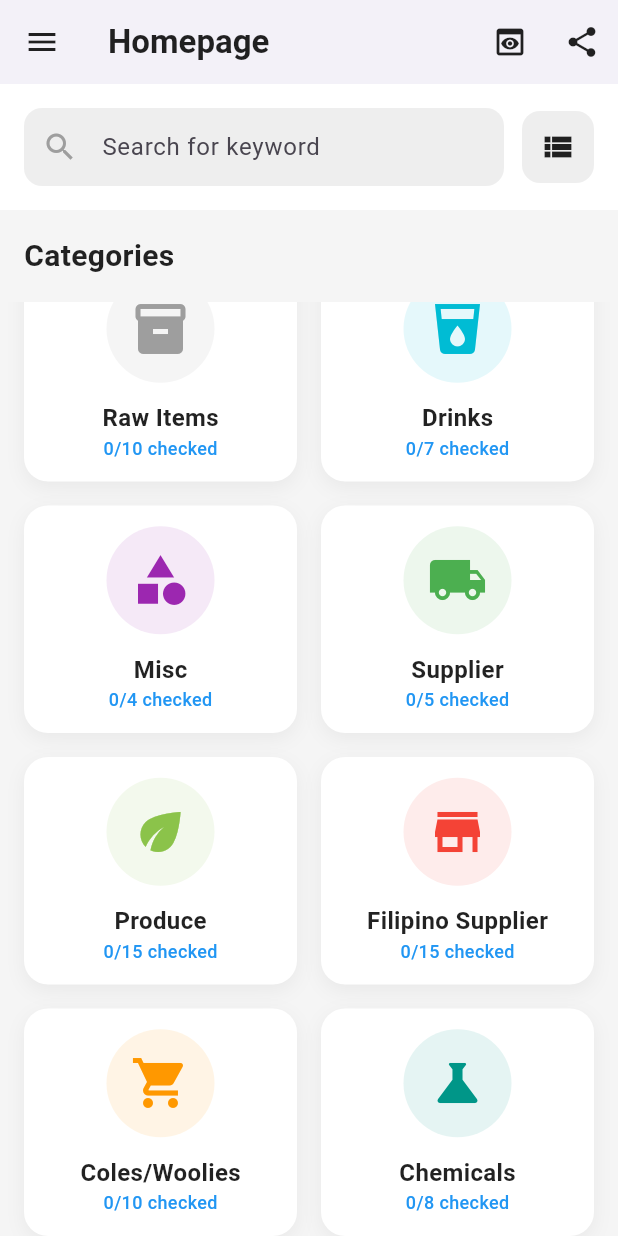
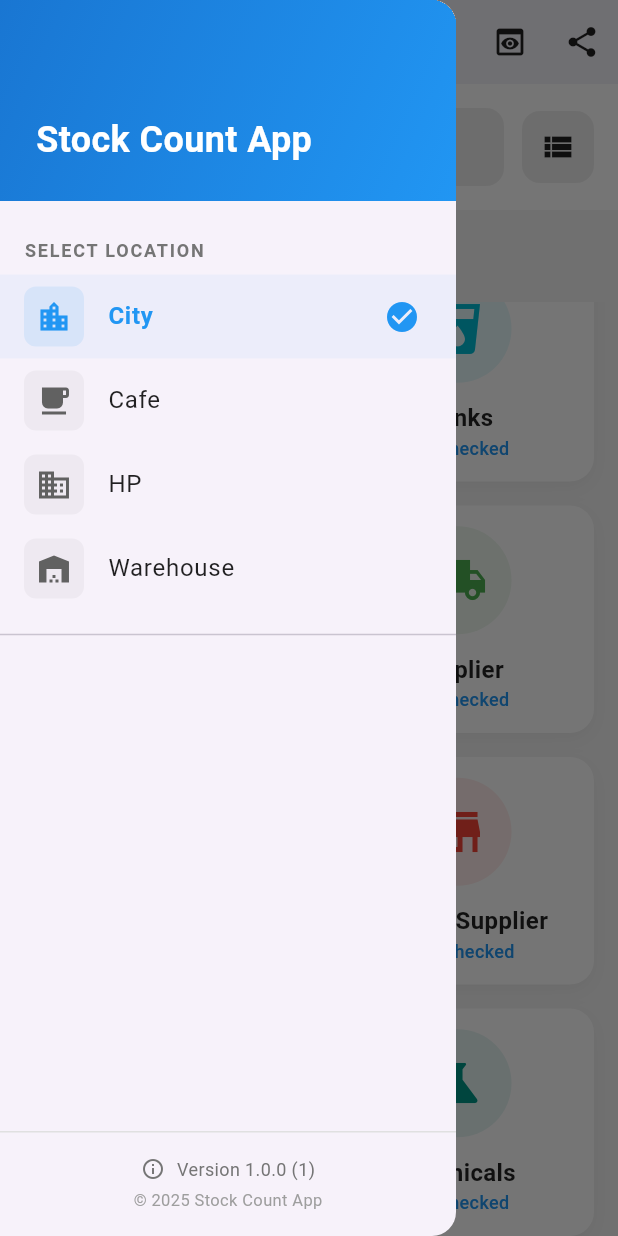
Before and after one commit to Roianme/stock-count-app, a Flutter app: the screen it shows after launch, scrolled down 367 dp, after a tap on the "menu" icon, on a phone screen of 412 x 824 dp. Run offline on Flutter 3.47's test engine with Material 3 defaults, Android fonts, the phone set to English and light mode, and no system bars; our stand-ins replace hive, package_info_plus, share_plus; missing offline and left inert: gal; accounts and stored records are empty.

Commit message:
Add multi-location support with navigation drawer
Introduced a Location enum and related UI for switching between City, Cafe, HP, and Warehouse views. Added separate placeholder views for each location and implemented an AppDrawer widget for navigation, including version info using package_info_plus. Updated HomeViewModel and HomePage to support location-based view switching. Added package_info_plus dependency.

```diff
--- a/stock_count_app/lib/model/item_model.dart
+++ b/stock_count_app/lib/model/item_model.dart
@@ -1,4 +1,5 @@
 import 'package:hive/hive.dart';
+import 'package:flutter/material.dart';
 
 part 'item_model.g.dart';
 
@@ -42,6 +43,36 @@ enum Category {
   colesWoolies,
   @HiveField(11)
   chemicals,
+}
+
+enum Location { city, cafe, hp, warehouse }
+
+extension LocationExtension on Location {
+  String get displayName {
+    switch (this) {
+      case Location.city:
+        return 'City';
+      case Location.cafe:
+        return 'Cafe';
+      case Location.hp:
+        return 'HP';
+      case Location.warehouse:
+        return 'Warehouse';
+    }
+  }
+
+  IconData get icon {
+    switch (this) {
+      case Location.city:
+        return Icons.location_city;
+      case Location.cafe:
+        return Icons.local_cafe;
+      case Location.hp:
+        return Icons.business;
+      case Location.warehouse:
+        return Icons.warehouse;
+    }
+  }
 }
 
 @HiveType(typeId: 2)
--- a/stock_count_app/lib/view/home_view.dart
+++ b/stock_count_app/lib/view/home_view.dart
@@ -6,6 +6,10 @@ import '../viewmodel/home_view_model.dart';
 import '../data/item_repository.dart';
 import 'widgets/export_dialog.dart';
 import 'widgets/preview_image_dialog.dart';
+import 'widgets/app_drawer.dart';
+import 'hp_view.dart';
+import 'cafe_view.dart';
+import 'warehouse_view.dart';
 
 class HomePage extends StatefulWidget {
   const HomePage({super.key, required this.repository});
@@ -19,6 +23,7 @@ class _HomePageState extends State<HomePage> {
   late final HomeViewModel viewModel;
   final TextEditingController _searchController = TextEditingController();
   final ItemRepository repository;
+  final GlobalKey<ScaffoldState> _scaffoldKey = GlobalKey<ScaffoldState>();
 
   _HomePageState(this.repository);
 
@@ -68,10 +73,74 @@ class _HomePageState extends State<HomePage> {
     return AnimatedBuilder(
       animation: viewModel,
       builder: (context, _) {
+        // Render different views based on location
+        if (viewModel.currentLocation == Location.hp) {
+          return WillPopScope(
+            onWillPop: () async => true,
+            child: Scaffold(
+              key: _scaffoldKey,
+              drawer: AppDrawer(
+                currentLocation: viewModel.currentLocation,
+                onLocationChanged: viewModel.setLocation,
+              ),
+              body: HpView(
+                repository: repository,
+                onDrawerToggle: () {
+                  _scaffoldKey.currentState?.openDrawer();
+                },
+              ),
+            ),
+          );
+        }
+
+        if (viewModel.currentLocation == Location.cafe) {
+          return WillPopScope(
+            onWillPop: () async => true,
+            child: Scaffold(
+              key: _scaffoldKey,
+              drawer: AppDrawer(
+                currentLocation: viewModel.currentLocation,
+                onLocationChanged: viewModel.setLocation,
+              ),
+              body: CafeView(
+                repository: repository,
+                onDrawerToggle: () {
+                  _scaffoldKey.currentState?.openDrawer();
+                },
+              ),
+            ),
+          );
+        }
+
+        if (viewModel.currentLocation == Location.warehouse) {
+          return WillPopScope(
+            onWillPop: () async => true,
+            child: Scaffold(
+              key: _scaffoldKey,
+              drawer: AppDrawer(
+                currentLocation: viewModel.currentLocation,
+                onLocationChanged: viewModel.setLocation,
+              ),
+              body: WarehouseView(
+                repository: repository,
+                onDrawerToggle: () {
+                  _scaffoldKey.currentState?.openDrawer();
+                },
+              ),
+            ),
+          );
+        }
+
+        // City location (default view)
         final categories = viewModel.visibleCategories;
         return Scaffold(
+          key: _scaffoldKey,
           backgroundColor: Colors.grey[100],
           appBar: _buildAppBar(),
+          drawer: AppDrawer(
+            currentLocation: viewModel.currentLocation,
+            onLocationChanged: viewModel.setLocation,
+          ),
           body: SafeArea(
             child: Column(
               children: [
@@ -96,18 +165,17 @@ class _HomePageState extends State<HomePage> {
     return AppBar(
       backgroundColor: Colors.white,
       elevation: 0,
-      title: const Text(
-        'Homepage',
-        style: TextStyle(color: Colors.black87, fontWeight: FontWeight.bold),
+      title: Text(
+        '${viewModel.currentLocation.displayName} - Stock Count',
+        style: const TextStyle(
+          color: Colors.black87,
+          fontWeight: FontWeight.bold,
+        ),
       ),
       leading: IconButton(
         icon: const Icon(Icons.menu, color: Colors.black87),
         onPressed: () {
-          // Menu for location toggle
-          // City, Cafe, HP, etc.
-          // Different view navigation per location
-          // Add sidebar
-          // Also include version info at bottom
+          _scaffoldKey.currentState?.openDrawer();
         },
       ),
       actions: [
--- /dev/null
+++ b/stock_count_app/lib/view/widgets/app_drawer.dart
@@ -0,0 +1,160 @@
+import 'package:flutter/material.dart';
+import 'package:package_info_plus/package_info_plus.dart';
+import '../../model/item_model.dart';
+
+class AppDrawer extends StatefulWidget {
+  final Location currentLocation;
+  final ValueChanged<Location> onLocationChanged;
+
+  const AppDrawer({
+    super.key,
+    required this.currentLocation,
+    required this.onLocationChanged,
+  });
+
+  @override
+  State<AppDrawer> createState() => _AppDrawerState();
+}
+
+class _AppDrawerState extends State<AppDrawer> {
+  String _version = '';
+  String _buildNumber = '';
+
+  @override
+  void initState() {
+    super.initState();
+    _loadVersionInfo();
+  }
+
+  Future<void> _loadVersionInfo() async {
+    final packageInfo = await PackageInfo.fromPlatform();
+    setState(() {
+      _version = packageInfo.version;
+      _buildNumber = packageInfo.buildNumber;
+    });
+  }
+
+  @override
+  Widget build(BuildContext context) {
+    return Drawer(
+      child: Column(
+        children: [
+          // Header
+          Container(
+            width: double.infinity,
+            padding: const EdgeInsets.fromLTRB(24, 60, 24, 24),
+            decoration: BoxDecoration(
+              gradient: LinearGradient(
+                colors: [Colors.blue.shade700, Colors.blue.shade500],
+                begin: Alignment.topLeft,
+                end: Alignment.bottomRight,
+              ),
+            ),
+            child: Column(
+              crossAxisAlignment: CrossAxisAlignment.start,
+              children: [
+                const SizedBox(height: 16),
+                const Text(
+                  'Stock Count App',
+                  style: TextStyle(
+                    color: Colors.white,
+                    fontSize: 24,
+                    fontWeight: FontWeight.bold,
+                  ),
+                ),
+              ],
+            ),
+          ),
+
+          // Location Selection
+          Expanded(
+            child: ListView(
+              padding: const EdgeInsets.symmetric(vertical: 8),
+              children: [
+                Padding(
+                  padding: const EdgeInsets.fromLTRB(16, 16, 16, 8),
+                  child: Text(
+                    'SELECT LOCATION',
+                    style: TextStyle(
+                      fontSize: 12,
+                      fontWeight: FontWeight.bold,
+                      color: Colors.grey[600],
+                      letterSpacing: 1.2,
+                    ),
+                  ),
+                ),
+                ...Location.values.map((location) {
+                  final isSelected = location == widget.currentLocation;
+                  return ListTile(
+                    leading: Container(
+                      padding: const EdgeInsets.all(8),
+                      decoration: BoxDecoration(
+                        color: isSelected
+                            ? Colors.blue.withOpacity(0.1)
+                            : Colors.grey.withOpacity(0.1),
+                        borderRadius: BorderRadius.circular(8),
+                      ),
+                      child: Icon(
+                        location.icon,
+                        color: isSelected ? Colors.blue : Colors.grey[700],
+                        size: 24,
+                      ),
+                    ),
+                    title: Text(
+                      location.displayName,
+                      style: TextStyle(
+                        fontWeight: isSelected
+                            ? FontWeight.bold
+                            : FontWeight.normal,
+                        color: isSelected ? Colors.blue : Colors.black87,
+                      ),
+                    ),
+                    trailing: isSelected
+                        ? const Icon(Icons.check_circle, color: Colors.blue)
+                        : null,
+                    selected: isSelected,
+                    selectedTileColor: Colors.blue.withOpacity(0.05),
+                    onTap: () {
+                      widget.onLocationChanged(location);
+                      Navigator.pop(context);
+                    },
+                  );
+                }),
+                const Divider(height: 32),
+                // Additional menu items can go here
+              ],
+            ),
+          ),
+
+          // Version Info at Bottom
+          Container(
+            padding: const EdgeInsets.all(16),
+            decoration: BoxDecoration(
+              border: Border(top: BorderSide(color: Colors.grey.shade300)),
+            ),
+            child: Column(
+              children: [
+                Row(
+                  mainAxisAlignment: MainAxisAlignment.center,
+                  children: [
+                    Icon(Icons.info_outline, size: 16, color: Colors.grey[600]),
+                    const SizedBox(width: 8),
+                    Text(
+                      'Version $_version ($_buildNumber)',
+                      style: TextStyle(fontSize: 12, color: Colors.grey[600]),
+                    ),
+                  ],
+                ),
+                const SizedBox(height: 4),
+                Text(
+                  '© 2025 Stock Count App',
+                  style: TextStyle(fontSize: 11, color: Colors.grey[500]),
+                ),
+              ],
+            ),
+          ),
+        ],
+      ),
+    );
+  }
+}
--- a/stock_count_app/lib/viewmodel/home_view_model.dart
+++ b/stock_count_app/lib/viewmodel/home_view_model.dart
@@ -13,6 +13,7 @@ class HomeViewModel extends ChangeNotifier {
   bool isSearching = false;
   String _query = '';
   List<model.Item> matchedItems = [];
+  model.Location currentLocation = model.Location.city;
 
   // UI state for dialogs and messages
   String? showMessage;
@@ -52,6 +53,11 @@ class HomeViewModel extends ChangeNotifier {
 
   void clearSearch() {
     setQuery('');
+  }
+
+  void setLocation(model.Location location) {
+    currentLocation = location;
+    notifyListeners();
   }
 
   // void _applyFilter() {
--- a/stock_count_app/pubspec.yaml
+++ b/stock_count_app/pubspec.yaml
@@ -40,6 +40,7 @@ dependencies:
   share_plus: ^7.2.1
   intl: ^0.19.0
   gal: ^2.3.0
+  package_info_plus: ^8.1.2
 
 dev_dependencies:
   flutter_test:
```
Also changed, not shown: stock_count_app/lib/view/cafe_view.dart (added, +83 -0 lines), stock_count_app/lib/view/hp_view.dart (added, +83 -0 lines), stock_count_app/lib/view/warehouse_view.dart (added, +83 -0 lines), stock_count_app/pubspec.lock, 1 other file.
